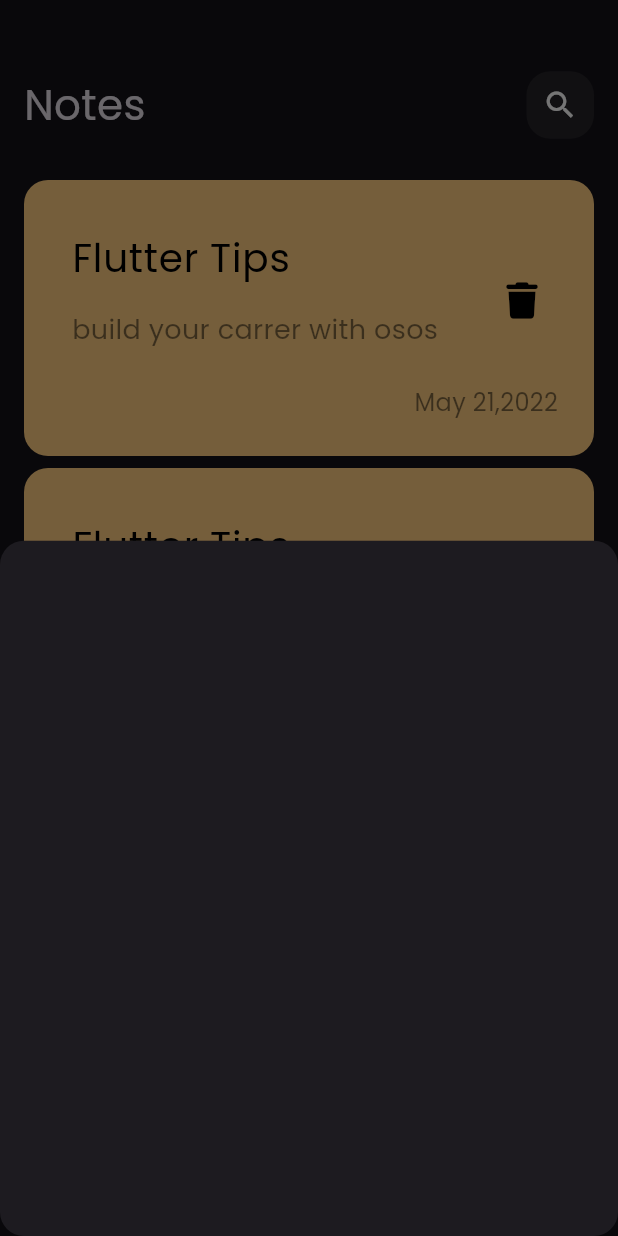
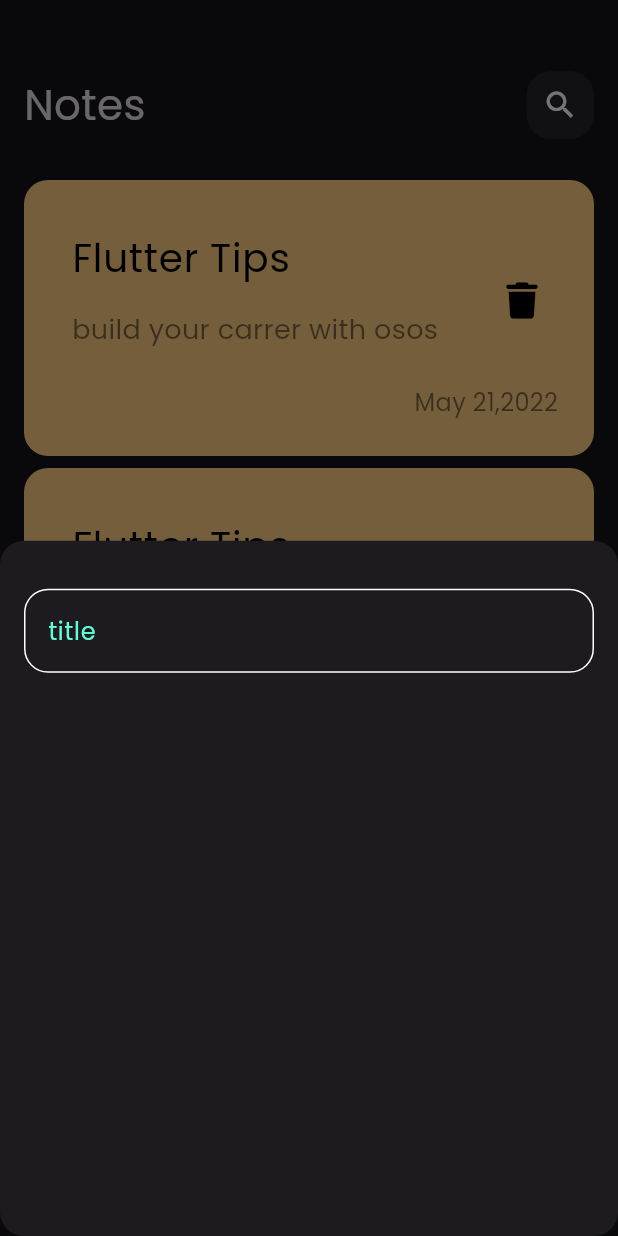
Before and after one commit to Osaamaa/notes, a Flutter app: the screen it shows after launch, after a tap on the "add" icon, on a phone screen of 412 x 824 dp. Run offline on Flutter 3.47's test engine with Material 3 defaults, Android fonts, the phone set to English and light mode, and no system bars; our stand-ins replace font_awesome_flutter.

Commit message:
create customTextField

```diff
--- /dev/null
+++ b/lib/core/constants.dart
@@ -0,0 +1,3 @@
+import 'package:flutter/material.dart';
+
+const kPrimaryColor = Color(0xff62FCD7);
--- /dev/null
+++ b/lib/views/widgets/custom_text_field.dart
@@ -0,0 +1,26 @@
+import 'package:flutter/material.dart';
+
+import '../../core/constants.dart';
+
+class CustomTextField extends StatelessWidget {
+  const CustomTextField({super.key});
+
+  @override
+  Widget build(BuildContext context) {
+    return TextField(
+      cursorColor: kPrimaryColor,
+      decoration: InputDecoration(
+        hintText: 'title',
+          hintStyle: const TextStyle(color: kPrimaryColor),
+          border: buildBorder(),
+          enabledBorder: buildBorder(),
+          focusedBorder: buildBorder(color: kPrimaryColor)),
+    );
+  }
+
+  OutlineInputBorder buildBorder({color}) {
+    return OutlineInputBorder(
+        borderRadius: BorderRadius.circular(16),
+        borderSide: BorderSide(color: color ?? Colors.white));
+  }
+}
--- a/lib/views/widgets/note_bottom_sheet.dart
+++ b/lib/views/widgets/note_bottom_sheet.dart
@@ -1,11 +1,19 @@
 import 'package:flutter/material.dart';
+
+import 'custom_text_field.dart';
 
 class AddNoteBottomSheet extends StatelessWidget {
   const AddNoteBottomSheet({super.key});
 
   @override
   Widget build(BuildContext context) {
-    return  Container(
+    return const Padding(
+      padding: EdgeInsets.symmetric(horizontal: 16),
+      child: Column(children: [
+        SizedBox(height: 32,),
+        CustomTextField(),
+
+      ],),
     );
   }
 }
```
